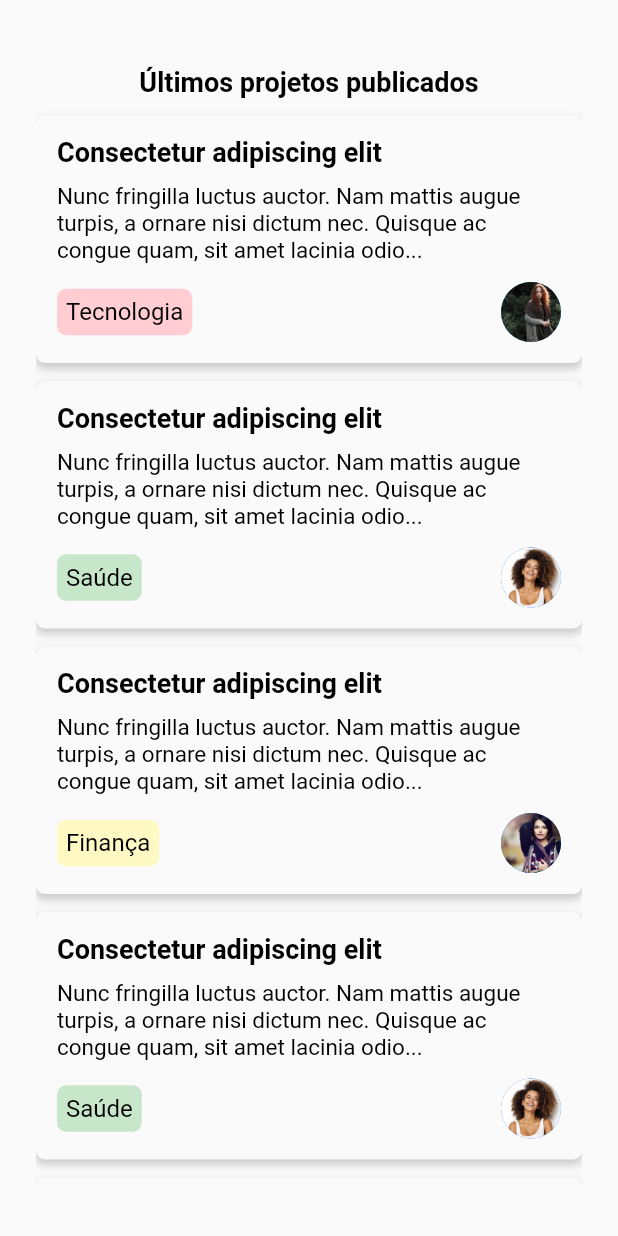
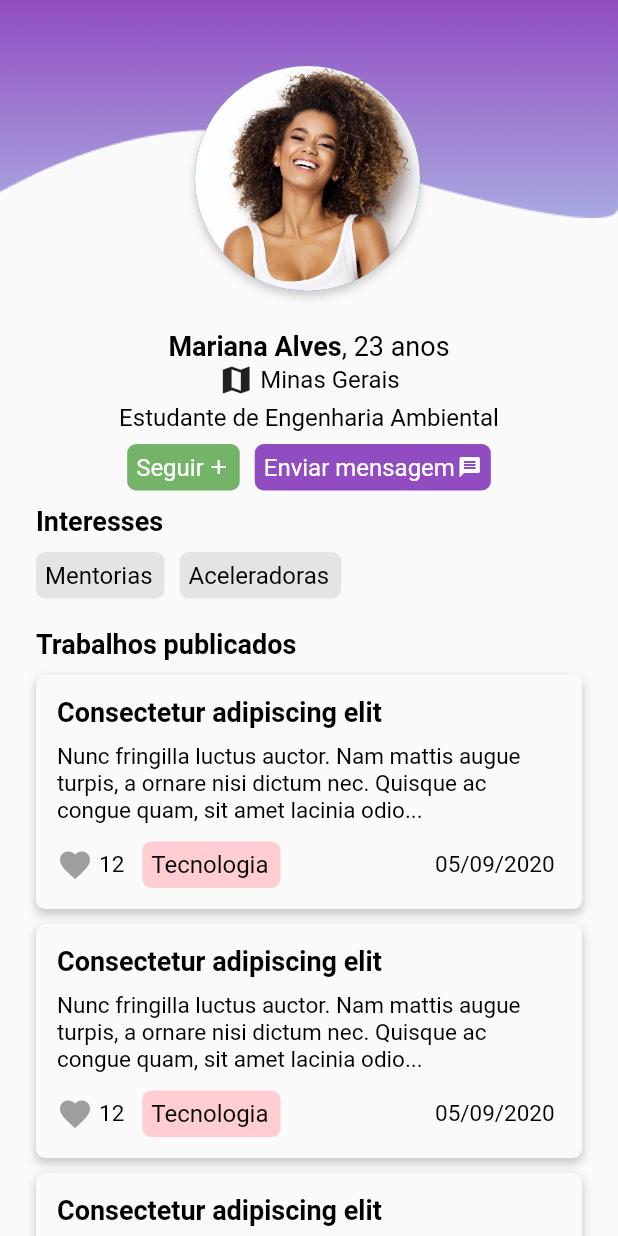
Before and after one commit to isadoraoliv/megahack_women, a Flutter app: the screen it shows after launch, on a phone screen of 412 x 824 dp. Run offline on Flutter 3.47's test engine with Material 2 defaults, Android fonts, the light colour scheme and no system bars; our stand-ins replace google_fonts.

Commit message:
add new feature profile woman

```diff
--- a/lib/features/profile/profile.dart
+++ b/lib/features/profile/profile.dart
@@ -8,8 +8,10 @@ class Profile extends StatefulWidget {
 class _ProfileState extends State<Profile> {
   @override
   Widget build(BuildContext context) {
-    return Container(
-      color: Colors.red,
+    return Scaffold(
+      body: Container(
+        color: Colors.red,
+      ),
     );
   }
 }
--- /dev/null
+++ b/lib/features/profile_woman/profile_woman.dart
@@ -0,0 +1,242 @@
+import 'package:flutter/material.dart';
+import 'package:google_fonts/google_fonts.dart';
+import 'package:megahack_women/features/shared/widgets/card_profile.dart';
+import 'package:megahack_women/features/shared/widgets/tag.dart';
+import 'package:megahack_women/utils/app_colors.dart';
+
+class ProfileWoman extends StatefulWidget {
+  @override
+  _ProfileWomanState createState() => _ProfileWomanState();
+}
+
+class _ProfileWomanState extends State<ProfileWoman> {
+  @override
+  Widget build(BuildContext context) {
+    return Scaffold(
+      body: Container(
+        child: SingleChildScrollView(
+          child: Column(
+            crossAxisAlignment: CrossAxisAlignment.center,
+            children: [
+              Container(
+                height: 220,
+                child: Stack(
+                  children: [
+                    Image.asset("assets/images/background.png"),
+                    Positioned(
+                      top: 20,
+                      left: 130,
+                      child: Container(
+                        height: 150,
+                        width: 150,
+                        margin: EdgeInsets.symmetric(vertical: 24),
+                        decoration: BoxDecoration(
+                          borderRadius: BorderRadius.circular(150),
+                          boxShadow: [
+                            BoxShadow(
+                                color: Colors.grey.withOpacity(0.5),
+                                spreadRadius: 0.5,
+                                blurRadius: 4,
+                                offset: Offset(0, 3)),
+                          ],
+                        ),
+                        child: CircleAvatar(
+                            backgroundImage:
+                                AssetImage("assets/images/woman1.png")),
+                      ),
+                    ),
+                  ],
+                ),
+              ),
+              Row(
+                mainAxisAlignment: MainAxisAlignment.center,
+                children: [
+                  Text(
+                    "Mariana Alves",
+                    style: GoogleFonts.roboto(
+                      textStyle: TextStyle(
+                        color: Colors.black,
+                        fontSize: 18.0,
+                        fontWeight: FontWeight.bold,
+                      ),
+                    ),
+                  ),
+                  Text(
+                    ", 23 anos",
+                    style: GoogleFonts.roboto(
+                      textStyle: TextStyle(
+                        color: Colors.black,
+                        fontSize: 18.0,
+                      ),
+                    ),
+                  ),
+                ],
+              ),
+              Row(
+                mainAxisAlignment: MainAxisAlignment.center,
+                children: [
+                  Icon(Icons.map),
+                  SizedBox(width: 4),
+                  Text(
+                    "Minas Gerais",
+                    style: GoogleFonts.roboto(
+                      textStyle: TextStyle(
+                        color: Colors.black,
+                        fontSize: 16.0,
+                      ),
+                    ),
+                  ),
+                ],
+              ),
+              SizedBox(height: 4),
+              Text(
+                "Estudante de Engenharia Ambiental",
+                style: GoogleFonts.roboto(
+                  textStyle: TextStyle(
+                    color: Colors.black,
+                    fontSize: 16.0,
+                  ),
+                ),
+              ),
+              SizedBox(height: 8),
+              Row(
+                mainAxisAlignment: MainAxisAlignment.center,
+                children: [
+                  TagWidget(
+                    backgroundColor: Color(0xFF73B468),
+                    text: "Seguir",
+                    icon: Icons.add,
+                    textColor: Colors.white,
+                  ),
+                  SizedBox(width: 10),
+                  TagWidget(
+                    backgroundColor: AppColors.primary,
+                    text: "Enviar mensagem",
+                    icon: Icons.message,
+                    textColor: Colors.white,
+                  ),
+                ],
+              ),
+              SizedBox(height: 10),
+              Container(
+                padding: EdgeInsets.symmetric(horizontal: 24),
+                child: Column(
+                  children: [
+                    Align(
+                      alignment: Alignment.topLeft,
+                      child: Text(
+                        "Interesses",
+                        style: GoogleFonts.roboto(
+                          textStyle: TextStyle(
+                            color: Colors.black,
+                            fontSize: 18.0,
+                            fontWeight: FontWeight.bold,
+                          ),
+                        ),
+                      ),
+                    ),
+                    SizedBox(height: 10),
+                    Row(
+                      mainAxisAlignment: MainAxisAlignment.start,
+                      children: [
+                        TagWidget(
+                          backgroundColor: AppColors.tagColor,
+                          text: "Mentorias",
+                          textColor: Colors.black,
+                        ),
+                        SizedBox(width: 10),
+                        TagWidget(
+                          backgroundColor: AppColors.tagColor,
+                          text: "Aceleradoras",
+                          textColor: Colors.black,
+                        ),
+                      ],
+                    ),
+                    SizedBox(height: 20),
+                    Align(
+                      alignment: Alignment.topLeft,
+                      child: Text(
+                        "Trabalhos publicados",
+                        style: GoogleFonts.roboto(
+                          textStyle: TextStyle(
+                            color: Colors.black,
+                            fontSize: 18.0,
+                            fontWeight: FontWeight.bold,
+                          ),
+                        ),
+                      ),
+                    ),
+                    SizedBox(height: 10),
+                    CardProfile(
+                      title: "Consectetur adipiscing elit",
+                      subtitle:
+                          "Nunc fringilla luctus auctor. Nam mattis augue turpis, a ornare nisi dictum nec. Quisque ac congue quam, sit amet lacinia odio...",
+                      textTag: "Tecnologia",
+                      like: "12",
+                      data: "05/09/2020",
+                      colorTag: Colors.red[100],
+                    ),
+                    SizedBox(height: 10),
+                    CardProfile(
+                      title: "Consectetur adipiscing elit",
+                      subtitle:
+                          "Nunc fringilla luctus auctor. Nam mattis augue turpis, a ornare nisi dictum nec. Quisque ac congue quam, sit amet lacinia odio...",
+                      textTag: "Tecnologia",
+                      like: "12",
+                      data: "05/09/2020",
+                      colorTag: Colors.red[100],
+                    ),
+                    SizedBox(height: 10),
+                    CardProfile(
+                      title: "Consectetur adipiscing elit",
+                      subtitle:
+                          "Nunc fringilla luctus auctor. Nam mattis augue turpis, a ornare nisi dictum nec. Quisque ac congue quam, sit amet lacinia odio...",
+                      textTag: "Tecnologia",
+                      like: "12",
+                      data: "05/09/2020",
+                      colorTag: Colors.red[100],
+                    ),
+                    SizedBox(height: 12),
+                    Align(
+                      alignment: Alignment.topLeft,
+                      child: Text(
+                        "Conexões",
+                        style: GoogleFonts.roboto(
+                          textStyle: TextStyle(
+                            color: Colors.black,
+                            fontSize: 18.0,
+                            fontWeight: FontWeight.bold,
+                          ),
+                        ),
+                      ),
+                    ),
+                    SizedBox(height: 10),
+                    Row(
+                      children: [
+                        CircleAvatar(
+                          backgroundImage:
+                              AssetImage("assets/images/woman4.png"),
+                        ),
+                        SizedBox(width: 10),
+                        CircleAvatar(
+                          backgroundImage:
+                              AssetImage("assets/images/woman3.png"),
+                        ),
+                        SizedBox(width: 10),
+                        CircleAvatar(
+                          backgroundImage:
+                              AssetImage("assets/images/woman2.png"),
+                        ),
+                      ],
+                    ),
+                    SizedBox(height: 20),
+                  ],
+                ),
+              ),
+            ],
+          ),
+        ),
+      ),
+    );
+  }
+}
--- a/lib/features/shared/widgets/card_profile.dart
+++ b/lib/features/shared/widgets/card_profile.dart
@@ -0,0 +1,102 @@
+import 'package:flutter/material.dart';
+import 'package:google_fonts/google_fonts.dart';
+import 'package:megahack_women/features/shared/widgets/tag.dart';
+import 'package:megahack_women/utils/app_colors.dart';
+
+class CardProfile extends StatelessWidget {
+  final String title;
+  final String subtitle;
+  final String textTag;
+  final String like;
+  final String data;
+  final Color colorTag;
+
+  const CardProfile({
+    Key key,
+    this.title,
+    this.subtitle,
+    this.like,
+    this.data,
+    this.textTag,
+    this.colorTag,
+  }) : super(key: key);
+
+  @override
+  Widget build(BuildContext context) {
+    return Container(
+      padding: EdgeInsets.all(14),
+      decoration: BoxDecoration(
+        borderRadius: BorderRadius.circular(6),
+        color: AppColors.backgroundCard,
+        boxShadow: [
+          BoxShadow(
+              color: Colors.grey.withOpacity(0.5),
+              spreadRadius: 0.5,
+              blurRadius: 4,
+              offset: Offset(0, 3))
+        ],
+      ),
+      child: Column(
+        crossAxisAlignment: CrossAxisAlignment.start,
+        children: [
+          Text(
+            title,
+            style: GoogleFonts.roboto(
+              textStyle: TextStyle(
+                color: Colors.black,
+                fontSize: 18.0,
+                fontWeight: FontWeight.bold,
+              ),
+            ),
+          ),
+          SizedBox(height: 10),
+          Text(
+            subtitle,
+            style: GoogleFonts.roboto(
+              textStyle: TextStyle(
+                color: Colors.black,
+                fontSize: 15.0,
+              ),
+            ),
+          ),
+          SizedBox(height: 12),
+          Row(
+            mainAxisAlignment: MainAxisAlignment.start,
+            children: [
+              Icon(
+                Icons.favorite,
+                color: Colors.grey[500],
+              ),
+              SizedBox(width: 4),
+              Text(
+                like,
+                style: GoogleFonts.roboto(
+                  textStyle: TextStyle(
+                    color: Colors.black,
+                    fontSize: 15.0,
+                  ),
+                ),
+              ),
+              SizedBox(width: 12),
+              TagWidget(
+                backgroundColor: colorTag,
+                text: textTag,
+                textColor: Colors.black,
+              ),
+              SizedBox(width: MediaQuery.of(context).size.width * 0.25),
+              Text(
+                data,
+                style: GoogleFonts.roboto(
+                  textStyle: TextStyle(
+                    color: Colors.black,
+                    fontSize: 15.0,
+                  ),
+                ),
+              ),
+            ],
+          ),
+        ],
+      ),
+    );
+  }
+}
--- a/lib/features/shared/widgets/card_project.dart
+++ b/lib/features/shared/widgets/card_project.dart
@@ -64,6 +64,7 @@ class CardProject extends StatelessWidget {
               TagWidget(
                 backgroundColor: colorTag,
                 text: textTag,
+                textColor: Colors.black,
               ),
               CircleAvatar(
                 backgroundImage: AssetImage(image),
--- a/lib/features/shared/widgets/tag.dart
+++ b/lib/features/shared/widgets/tag.dart
@@ -3,6 +3,7 @@ import 'package:google_fonts/google_fonts.dart';
 
 class TagWidget extends StatelessWidget {
   final Color backgroundColor;
+  final Color textColor;
   final String text;
   final IconData icon;
 
@@ -10,6 +11,7 @@ class TagWidget extends StatelessWidget {
     Key key,
     @required this.backgroundColor,
     @required this.text,
+    @required this.textColor,
     this.icon,
   }) : super(key: key);
 
@@ -27,12 +29,19 @@ class TagWidget extends StatelessWidget {
             text,
             style: GoogleFonts.roboto(
               textStyle: TextStyle(
-                color: Colors.black,
+                color: textColor,
                 fontSize: 16,
               ),
             ),
           ),
-          icon != null ? Icon(icon) : Container(),
+          SizedBox(width: 2),
+          icon != null
+              ? Icon(
+                  icon,
+                  color: Colors.white,
+                  size: 16,
+                )
+              : Container(),
         ],
       ),
     );
--- a/lib/main.dart
+++ b/lib/main.dart
@@ -1,6 +1,8 @@
 import 'package:flutter/material.dart';
 import 'package:megahack_women/features/home/home.dart';
 import 'package:megahack_women/features/login/login.dart';
+import 'package:megahack_women/features/profile/profile.dart';
+import 'package:megahack_women/features/profile_woman/profile_woman.dart';
 
 void main() {
   runApp(MyApp());
@@ -16,7 +18,7 @@ class MyApp extends StatelessWidget {
         primarySwatch: Colors.blue,
         visualDensity: VisualDensity.adaptivePlatformDensity,
       ),
-      home: Home(),
+      home: ProfileWoman(),
     );
   }
 }
--- a/lib/utils/app_colors.dart
+++ b/lib/utils/app_colors.dart
@@ -7,6 +7,7 @@ class AppColors {
   static const Color inputLight = Color(0xFFF1F1F1);
   static const Color greyMedium = Color(0xFF8C8A8A);
   static const Color backgroundCard = Color(0xFFFAFAFA);
+  static const Color tagColor = Color(0xFFE4E4E4);
 
   static const Color registerGradientStart = secundary;
   static const Color registerGradientEnd = Colors.white;
```
Also changed, not shown: assets/images/background.png (added), 11 other files.
